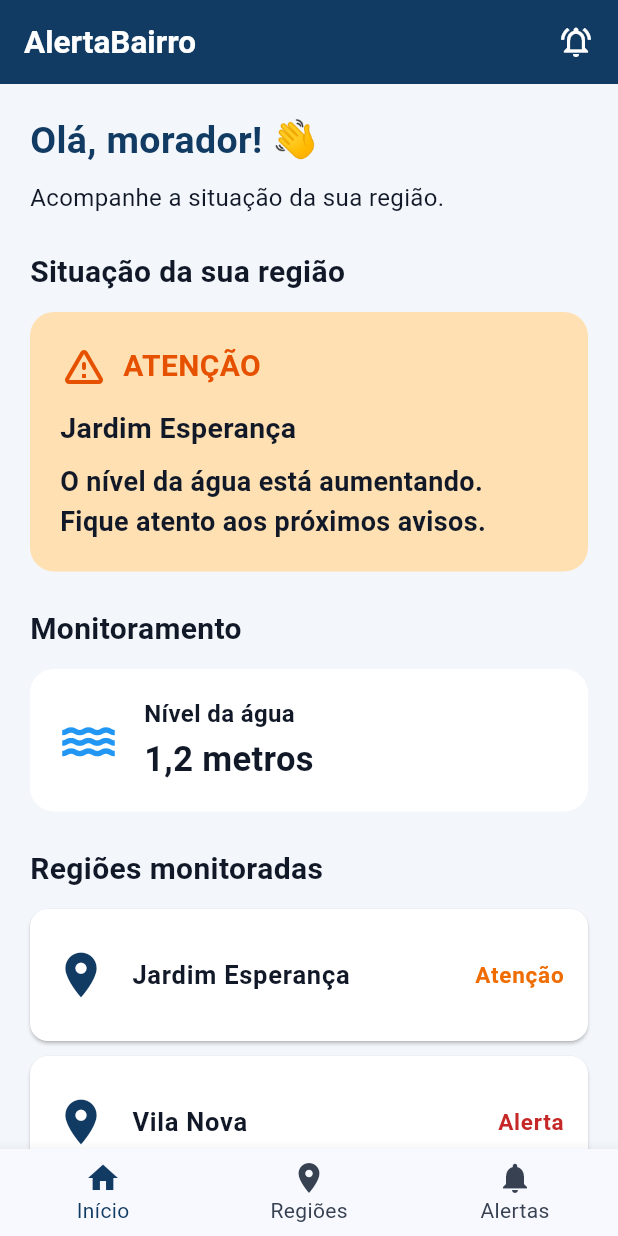
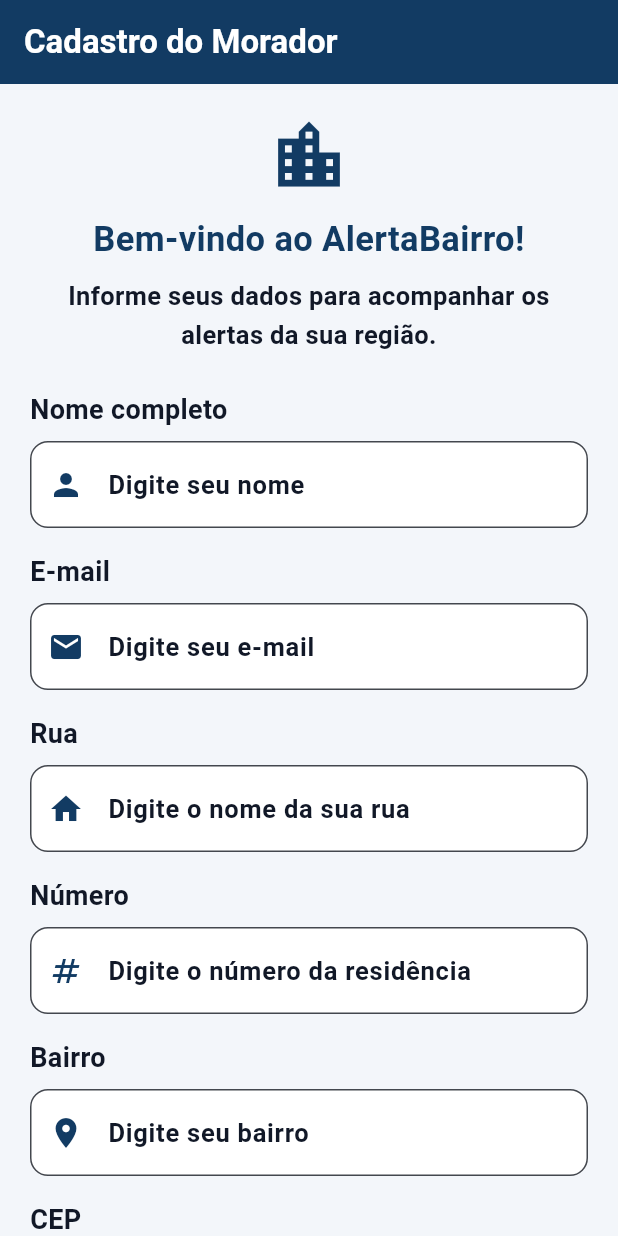
Before and after one commit to manuellarinaldi/alerta_bairro, a Flutter app: the screen it shows after launch, on a phone screen of 412 x 824 dp. Run offline on Flutter 3.47's test engine with Material 3 defaults, Android fonts, the phone set to English and light mode, and no system bars.

Commit message:
feat: adiciona cadastro de moradores com validação

```diff
--- /dev/null
+++ b/lib/cadastro_screen.dart
@@ -0,0 +1,260 @@
+
+import 'package:flutter/material.dart';
+import 'package:flutter/services.dart';
+
+class CadastroScreen extends StatefulWidget {
+  const CadastroScreen({super.key});
+
+  @override
+  State<CadastroScreen> createState() => _CadastroScreenState();
+}
+
+class _CadastroScreenState extends State<CadastroScreen> {
+  final _formKey = GlobalKey<FormState>();
+
+  final nomeController = TextEditingController();
+  final emailController = TextEditingController();
+  final ruaController = TextEditingController();
+  final numeroController = TextEditingController();
+  final bairroController = TextEditingController();
+  final cepController = TextEditingController();
+
+  @override
+  void dispose() {
+    nomeController.dispose();
+    emailController.dispose();
+    ruaController.dispose();
+    numeroController.dispose();
+    bairroController.dispose();
+    cepController.dispose();
+    super.dispose();
+  }
+
+  void cadastrar() {
+  if (_formKey.currentState!.validate()) {
+    Navigator.pushReplacementNamed(context, '/inicio');
+  }
+}
+
+
+
+  @override
+  Widget build(BuildContext context) {
+    return Scaffold(
+      backgroundColor: const Color(0xFFF3F6FA),
+      appBar: AppBar(
+        backgroundColor: const Color(0xFF123B63),
+        foregroundColor: Colors.white,
+        title: const Text(
+          'Cadastro do Morador',
+          style: TextStyle(fontWeight: FontWeight.bold),
+        ),
+      ),
+      body: Form(
+        key: _formKey,
+        child: ListView(
+          padding: const EdgeInsets.all(20),
+          children: [
+            const Icon(
+              Icons.location_city,
+              size: 55,
+              color: Color(0xFF123B63),
+            ),
+
+            const SizedBox(height: 12),
+
+            const Text(
+              'Bem-vindo ao AlertaBairro!',
+              textAlign: TextAlign.center,
+              style: TextStyle(
+                fontSize: 23,
+                fontWeight: FontWeight.bold,
+                color: Color(0xFF123B63),
+              ),
+            ),
+
+            const SizedBox(height: 8),
+
+            const Text(
+              'Informe seus dados para acompanhar os alertas da sua região.',
+              textAlign: TextAlign.center,
+              style: TextStyle(
+                fontSize: 17,
+                fontWeight: FontWeight.w600,
+                height: 1.5,
+                color: Color(0xFF111827),
+              ),
+            ),
+
+            const SizedBox(height: 24),
+
+            campo(
+              'Nome completo',
+              'Digite seu nome',
+              nomeController,
+              Icons.person,
+            ),
+
+            campo(
+              'E-mail',
+              'Digite seu e-mail',
+              emailController,
+              Icons.email,
+              email: true,
+            ),
+
+            campo(
+              'Rua',
+              'Digite o nome da sua rua',
+              ruaController,
+              Icons.home,
+            ),
+
+            campo(
+              'Número',
+              'Digite o número da residência',
+              numeroController,
+              Icons.numbers,
+            ),
+
+            campo(
+              'Bairro',
+              'Digite seu bairro',
+              bairroController,
+              Icons.location_on,
+            ),
+
+            campo(
+              'CEP',
+              'Digite seu CEP',
+              cepController,
+              Icons.markunread_mailbox,
+              cep: true,
+            ),
+
+            const SizedBox(height: 20),
+
+            ElevatedButton(
+              onPressed: cadastrar,
+              style: ElevatedButton.styleFrom(
+                backgroundColor: const Color(0xFF123B63),
+                foregroundColor: Colors.white,
+                padding: const EdgeInsets.all(16),
+                shape: RoundedRectangleBorder(
+                  borderRadius: BorderRadius.circular(12),
+                ),
+              ),
+              child: const Text(
+                'Cadastrar e continuar',
+                style: TextStyle(
+                  fontSize: 17,
+                  fontWeight: FontWeight.bold,
+                ),
+              ),
+            ),
+          ],
+        ),
+      ),
+    );
+  }
+
+  Widget campo(
+    String titulo,
+    String dica,
+    TextEditingController controller,
+    IconData icone, {
+    bool email = false,
+    bool cep = false,
+  }) {
+    return Padding(
+      padding: const EdgeInsets.only(bottom: 16),
+      child: Column(
+        crossAxisAlignment: CrossAxisAlignment.start,
+        children: [
+          Text(
+            titulo,
+            style: const TextStyle(
+              fontSize: 18,
+              fontWeight: FontWeight.bold,
+              color: Color(0xFF111827),
+            ),
+          ),
+
+          const SizedBox(height: 8),
+
+          TextFormField(
+            controller: controller,
+            inputFormatters: cep ? [CepInputFormatter()] : [],
+            style: const TextStyle(
+              fontSize: 17,
+              fontWeight: FontWeight.w500,
+              color: Color(0xFF111827),
+            ),
+            keyboardType: email
+                ? TextInputType.emailAddress
+                : TextInputType.text,
+            decoration: InputDecoration(
+              hintText: dica,
+              hintStyle: const TextStyle(
+                fontSize: 17,
+                fontWeight: FontWeight.w600,
+                color: Color(0xFF111827),
+              ),
+              errorStyle: const TextStyle(
+                fontSize: 15,
+                fontWeight: FontWeight.bold,
+                color: Color(0xFFB71C1C),
+              ),
+              prefixIcon: Icon(icone, color: const Color(0xFF123B63)),
+              filled: true,
+              fillColor: Colors.white,
+              border: OutlineInputBorder(
+                borderRadius: BorderRadius.circular(12),
+              ),
+            ),
+            validator: (valor) {
+              if (valor == null || valor.trim().isEmpty) {
+                return 'Preencha este campo';
+              }
+
+              if (email && !valor.contains('@')) {
+                return 'Digite um e-mail válido';
+              }
+
+              if (cep && valor.replaceAll('-', '').length != 8) {
+                return 'Digite um CEP válido (00000-000)';
+              }
+
+              return null;
+            },
+          ),
+        ],
+      ),
+    );
+  }
+}
+
+class CepInputFormatter extends TextInputFormatter {
+  @override
+  TextEditingValue formatEditUpdate(
+    TextEditingValue oldValue,
+    TextEditingValue newValue,
+  ) {
+    String numeros = newValue.text.replaceAll(RegExp(r'[^0-9]'), '');
+
+    if (numeros.length > 8) {
+      numeros = numeros.substring(0, 8);
+    }
+
+    String cep = numeros;
+
+    if (numeros.length > 5) {
+      cep = '${numeros.substring(0, 5)}-${numeros.substring(5)}';
+    }
+
+    return TextEditingValue(
+      text: cep,
+      selection: TextSelection.collapsed(offset: cep.length),
+    );
+  }
+}
--- a/lib/main.dart
+++ b/lib/main.dart
@@ -2,6 +2,7 @@
 import 'package:flutter/material.dart';
 import 'regioes_screen.dart';
 import 'alertas_screen.dart';
+import 'cadastro_screen.dart';
 
 void main() {
   runApp(const AlertaBairroApp());
@@ -32,7 +33,11 @@ class AlertaBairroApp extends StatelessWidget {
           ),
         ),
       ),
-      home: const HomeScreen(),
+      home: const CadastroScreen(),
+
+      routes: {
+        '/inicio': (context) => const HomeScreen(),
+      },
     );
   }
 }
@@ -138,7 +143,7 @@ class _HomeScreenState extends State<HomeScreen> {
                   SizedBox(height: 12),
 
                   Text(
-                    'Jardim Esperança',
+                    'Jardim São Paulo',
                     style: TextStyle(
                       fontSize: 19,
                       fontWeight: FontWeight.bold,
@@ -233,13 +238,13 @@ class _HomeScreenState extends State<HomeScreen> {
             const SizedBox(height: 12),
 
             regiao(
-              'Jardim Esperança',
+              'Jardim São Paulo',
               'Atenção',
               Colors.orange.shade800,
             ),
 
             regiao(
-              'Vila Nova',
+              'Av.Paulista',
               'Alerta',
               Colors.red.shade800,
             ),
@@ -292,7 +297,7 @@ class _HomeScreenState extends State<HomeScreen> {
                 ),
 
                 subtitle: const Text(
-                  'Jardim Esperança - Dados simulados',
+                  'Jardim São Paulo - Dados simulados',
                   style: TextStyle(
                     fontSize: 14,
                     fontWeight: FontWeight.bold,
--- a/lib/regioes_screen.dart
+++ b/lib/regioes_screen.dart
@@ -32,7 +32,7 @@ class RegioesScreen extends StatelessWidget {
 
           regiao(
             context,
-            'Jardim Esperança',
+            'Jardim São Paulo',
             'Atenção',
             Colors.orange.shade800,
             '1,2 metros',
@@ -41,7 +41,7 @@ class RegioesScreen extends StatelessWidget {
 
           regiao(
             context,
-            'Vila Nova',
+            'Av.Paulista',
             'Alerta',
             Colors.red,
             '1,8 metros',
```
